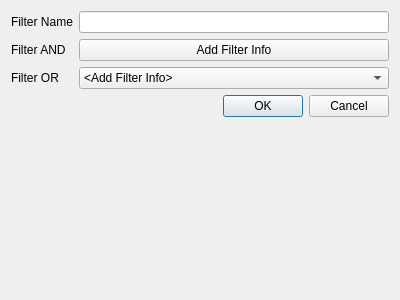
Old version of the form gui/create_filter_dialog.ui in the repository MysteriousSonOfGod/poe_stash.
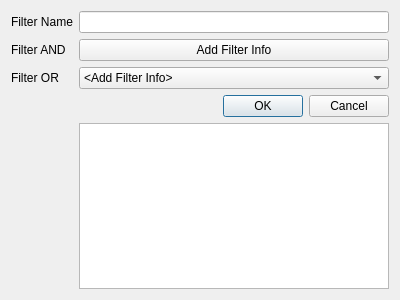
New version of the form.

Diff of the .ui file:
```diff
--- a/gui/create_filter_dialog.ui
+++ b/gui/create_filter_dialog.ui
@@ -64,6 +64,9 @@
      </property>
     </widget>
    </item>
+   <item row="4" column="1">
+    <widget class="QTextBrowser" name="textBrowser"/>
+   </item>
   </layout>
  </widget>
  <resources/>
```
Left out of the diff: 8 changed lines with no effect on the pictures.
